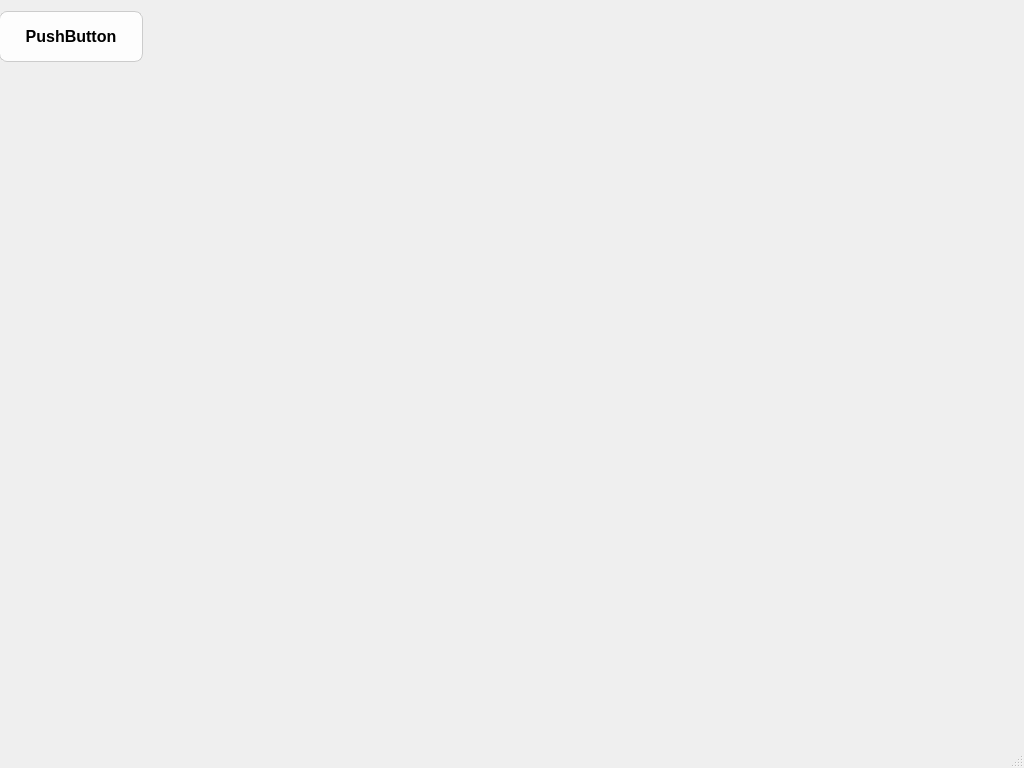
The window that pioppeto_main.ui (Seyen75/Gestione_Pioppeto) describes before a commit, drawn with Qt 5.
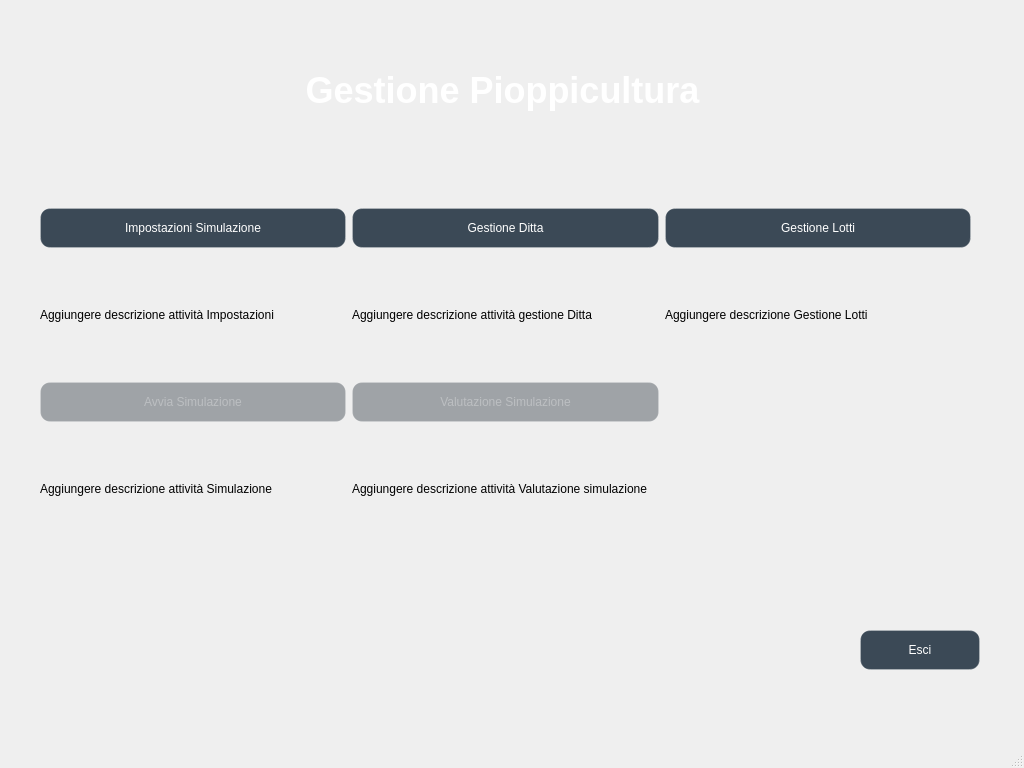
The same window after the commit. Icons and pictures are not drawn.

Commit message: Creazione della main window con applicazione grafiche e bottoni

The edit to the form file:
```diff
--- a/pioppeto_main.ui
+++ b/pioppeto_main.ui
@@ -25,49 +25,307 @@
   <widget class="QWidget" name="centralwidget">
    <property name="minimumSize">
     <size>
-     <width>1024</width>
-     <height>768</height>
+     <width>1000</width>
+     <height>700</height>
     </size>
    </property>
-   <widget class="QWidget" name="widget" native="true">
-    <property name="geometry">
-     <rect>
-      <x>-1</x>
-      <y>-1</y>
-      <width>144</width>
-      <height>75</height>
-     </rect>
-    </property>
-    <property name="styleSheet">
-     <string notr="true">#widget_sfondo {
-    background-image: url(&quot;percorso/della/tua/foto_pioppeto.jpg&quot;);
-    background-position: center;
-    background-repeat: no-repeat;
+   <property name="styleSheet">
+    <string notr="true">#centralwidget {
+    border-image: url(:/sfondo_main.jpg) 0 0 0 0 stretch stretch;
 }
 
+/* Stile elegante per tutti i pulsanti dell'interfaccia */
 QPushButton {
-    background-color: rgba(255, 255, 255, 0.85); /* Bottoni bianchi leggermente trasparenti */
-    border: 1px solid #cccccc;
-    border-radius: 8px;
-    padding: 15px;
-    font-size: 16px;
-    font-weight: bold;
+background-color: rgba(26, 42, 58, 0.85); /* Blu scuro semi-trasparente */
+    color: white;                             /* Testo bianco */
+    border: 1px solid rgba(255, 255, 255, 0.2);
+    border-radius: 10px;
+    padding: 12px;
+    text-align: center;
 }
 
+/* Effetto quando si passa sopra con il mouse (Hover) */
 QPushButton:hover {
-    background-color: #ffffff; /* Diventa bianco pieno quando ci passi sopra con il mouse */
+    background-color: qlineargradient(
+        x1: 0, y1: 0, 
+        x2: 0, y2: 1,
+        stop: 0 rgba(215, 235, 255, 0.9),  /* Azzurro chiarissimo e cristallino in alto */
+        stop: 1 rgba(175, 210, 245, 0.9)   /* Azzurro pastello leggermente più profondo in basso */
+    );
+    border: 1px solid #0078d4;               /* Bordino azzurro istituzionale che definisce i contorni */
+    color: #1a2a3a;
+}
+
+/* Effetto quando il pulsante viene cliccato */
+QPushButton:pressed {
+    background-color: rgba(230, 230, 230, 0.9);
+}
+
+/* Stile specifico per il tasto Esci */
+QPushButton#btn_esci, QPushButton[text=&quot;Esci&quot;] {
+    background-color: rgba(217, 83, 79, 0.85);
+    color: white;
+    border: 1px solid rgba(217, 83, 79, 0.5);
+}
+
+QPushButton#btn_esci:hover, QPushButton[text=&quot;Esci&quot;]:hover {
+    background-color: rgba(217, 83, 79, 1.0);
+}
+
+QLabel#label_titolo {
+    font-family: &quot;Georgia&quot;, &quot;Times New Roman&quot;, serif; /* Un font elegante con le grazie come nella bozza */
+    background: transparent;
+    padding: 10px;
+}
+
+/* --- STATO DISABILITATO PER TUTTI I PULSANTI --- */
+QPushButton:disabled {
+    background-color: rgba(40, 50, 60, 0.4);   /* Grigio-blu molto scuro e quasi trasparente */
+    color: rgba(255, 255, 255, 0.3);          /* Testo bianco fortemente opacizzato (spento) */
+    border: 1px solid rgba(255, 255, 255, 0.1);/* Bordino quasi invisibile */
+}
+
+/* IMPORTANTE: Disattiviamo l'effetto hover quando il tasto è bloccato */
+QPushButton:disabled:hover {
+    background-color: rgba(40, 50, 60, 0.4);   /* Resta identico allo stato disabled */
+    border: 1px solid rgba(255, 255, 255, 0.1);/* Nessun cambio di bordo */
+    color: rgba(255, 255, 255, 0.3);          /* Il testo non si illumina */
 }</string>
+   </property>
+   <widget class="QPushButton" name="btn_esci">
+    <property name="geometry">
+     <rect>
+      <x>860</x>
+      <y>630</y>
+      <width>120</width>
+      <height>40</height>
+     </rect>
     </property>
-    <layout class="QHBoxLayout" name="horizontalLayout">
-     <item>
-      <widget class="QPushButton" name="pushButton">
+    <property name="minimumSize">
+     <size>
+      <width>120</width>
+      <height>40</height>
+     </size>
+    </property>
+    <property name="maximumSize">
+     <size>
+      <width>120</width>
+      <height>40</height>
+     </size>
+    </property>
+    <property name="text">
+     <string>Esci</string>
+    </property>
+   </widget>
+   <widget class="QWidget" name="gridLayoutWidget">
+    <property name="geometry">
+     <rect>
+      <x>20</x>
+      <y>188</y>
+      <width>971</width>
+      <height>381</height>
+     </rect>
+    </property>
+    <layout class="QGridLayout" name="gridLayout">
+     <property name="leftMargin">
+      <number>20</number>
+     </property>
+     <property name="topMargin">
+      <number>20</number>
+     </property>
+     <property name="rightMargin">
+      <number>20</number>
+     </property>
+     <property name="bottomMargin">
+      <number>20</number>
+     </property>
+     <item row="0" column="1">
+      <widget class="QPushButton" name="btn_gestione_ditta">
+       <property name="sizePolicy">
+        <sizepolicy hsizetype="Expanding" vsizetype="Fixed">
+         <horstretch>0</horstretch>
+         <verstretch>0</verstretch>
+        </sizepolicy>
+       </property>
        <property name="text">
-        <string>PushButton</string>
+        <string>Gestione Ditta</string>
+       </property>
+       <property name="icon">
+        <iconset theme="contact-new"/>
+       </property>
+       <property name="iconSize">
+        <size>
+         <width>32</width>
+         <height>32</height>
+        </size>
+       </property>
+      </widget>
+     </item>
+     <item row="2" column="0">
+      <widget class="QPushButton" name="btn_simulazione">
+       <property name="enabled">
+        <bool>false</bool>
+       </property>
+       <property name="text">
+        <string>Avvia Simulazione</string>
+       </property>
+       <property name="icon">
+        <iconset theme="media-playback-start"/>
+       </property>
+       <property name="iconSize">
+        <size>
+         <width>32</width>
+         <height>32</height>
+        </size>
+       </property>
+      </widget>
+     </item>
+     <item row="0" column="2">
+      <widget class="QPushButton" name="btn_gestione_lotti">
+       <property name="sizePolicy">
+        <sizepolicy hsizetype="Expanding" vsizetype="Fixed">
+         <horstretch>0</horstretch>
+         <verstretch>0</verstretch>
+        </sizepolicy>
+       </property>
+       <property name="text">
+        <string>Gestione Lotti</string>
+       </property>
+       <property name="icon">
+        <iconset theme="preferences-desktop-locale"/>
+       </property>
+       <property name="iconSize">
+        <size>
+         <width>32</width>
+         <height>32</height>
+        </size>
+       </property>
+      </widget>
+     </item>
+     <item row="2" column="1">
+      <widget class="QPushButton" name="btn_valutazioni">
+       <property name="enabled">
+        <bool>false</bool>
+       </property>
+       <property name="text">
+        <string>Valutazione Simulazione</string>
+       </property>
+       <property name="icon">
+        <iconset theme="document-print"/>
+       </property>
+       <property name="iconSize">
+        <size>
+         <width>32</width>
+         <height>32</height>
+        </size>
+       </property>
+      </widget>
+     </item>
+     <item row="1" column="2">
+      <widget class="QLabel" name="label_3">
+       <property name="text">
+        <string>Aggiungere descrizione Gestione Lotti</string>
+       </property>
+       <property name="alignment">
+        <set>Qt::AlignmentFlag::AlignJustify|Qt::AlignmentFlag::AlignVCenter</set>
+       </property>
+       <property name="wordWrap">
+        <bool>true</bool>
+       </property>
+      </widget>
+     </item>
+     <item row="0" column="0">
+      <widget class="QPushButton" name="btn_impostazioni">
+       <property name="sizePolicy">
+        <sizepolicy hsizetype="Expanding" vsizetype="Fixed">
+         <horstretch>0</horstretch>
+         <verstretch>0</verstretch>
+        </sizepolicy>
+       </property>
+       <property name="text">
+        <string>Impostazioni Simulazione</string>
+       </property>
+       <property name="icon">
+        <iconset theme="applications-utilities"/>
+       </property>
+       <property name="iconSize">
+        <size>
+         <width>32</width>
+         <height>32</height>
+        </size>
+       </property>
+      </widget>
+     </item>
+     <item row="1" column="0">
+      <widget class="QLabel" name="label">
+       <property name="text">
+        <string>Aggiungere descrizione attività Impostazioni</string>
+       </property>
+       <property name="alignment">
+        <set>Qt::AlignmentFlag::AlignJustify|Qt::AlignmentFlag::AlignVCenter</set>
+       </property>
+       <property name="wordWrap">
+        <bool>true</bool>
+       </property>
+      </widget>
+     </item>
+     <item row="1" column="1">
+      <widget class="QLabel" name="label_2">
+       <property name="text">
+        <string>Aggiungere descrizione attività gestione Ditta</string>
+       </property>
+       <property name="alignment">
+        <set>Qt::AlignmentFlag::AlignJustify|Qt::AlignmentFlag::AlignVCenter</set>
+       </property>
+       <property name="wordWrap">
+        <bool>true</bool>
+       </property>
+      </widget>
+     </item>
+     <item row="3" column="0">
+      <widget class="QLabel" name="label_4">
+       <property name="text">
+        <string>Aggiungere descrizione attività Simulazione</string>
+       </property>
+       <property name="alignment">
+        <set>Qt::AlignmentFlag::AlignJustify|Qt::AlignmentFlag::AlignVCenter</set>
+       </property>
+       <property name="wordWrap">
+        <bool>true</bool>
+       </property>
+      </widget>
+     </item>
+     <item row="3" column="1">
+      <widget class="QLabel" name="label_5">
+       <property name="text">
+        <string>Aggiungere descrizione attività Valutazione simulazione</string>
+       </property>
+       <property name="alignment">
+        <set>Qt::AlignmentFlag::AlignJustify|Qt::AlignmentFlag::AlignVCenter</set>
+       </property>
+       <property name="wordWrap">
+        <bool>true</bool>
        </property>
       </widget>
      </item>
     </layout>
    </widget>
+   <widget class="QLabel" name="label_titolo">
+    <property name="geometry">
+     <rect>
+      <x>37</x>
+      <y>45</y>
+      <width>931</width>
+      <height>91</height>
+     </rect>
+    </property>
+    <property name="text">
+     <string>&lt;html&gt;&lt;head/&gt;&lt;body&gt;&lt;p&gt;&lt;span style=&quot; font-size:36px; font-weight:700; color:#ffffff;&quot;&gt;Gestione Pioppicultura&lt;/span&gt;&lt;/p&gt;&lt;/body&gt;&lt;/html&gt;</string>
+    </property>
+    <property name="alignment">
+     <set>Qt::AlignmentFlag::AlignCenter</set>
+    </property>
+   </widget>
   </widget>
   <widget class="QMenuBar" name="menubar">
    <property name="geometry">
```
The commit also changes 6 other files.
